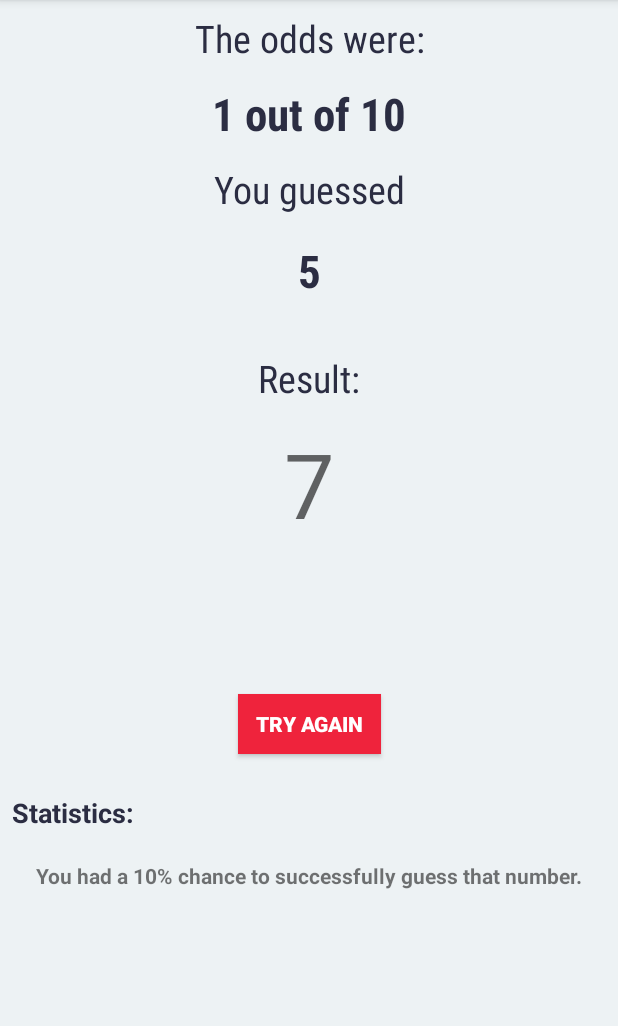
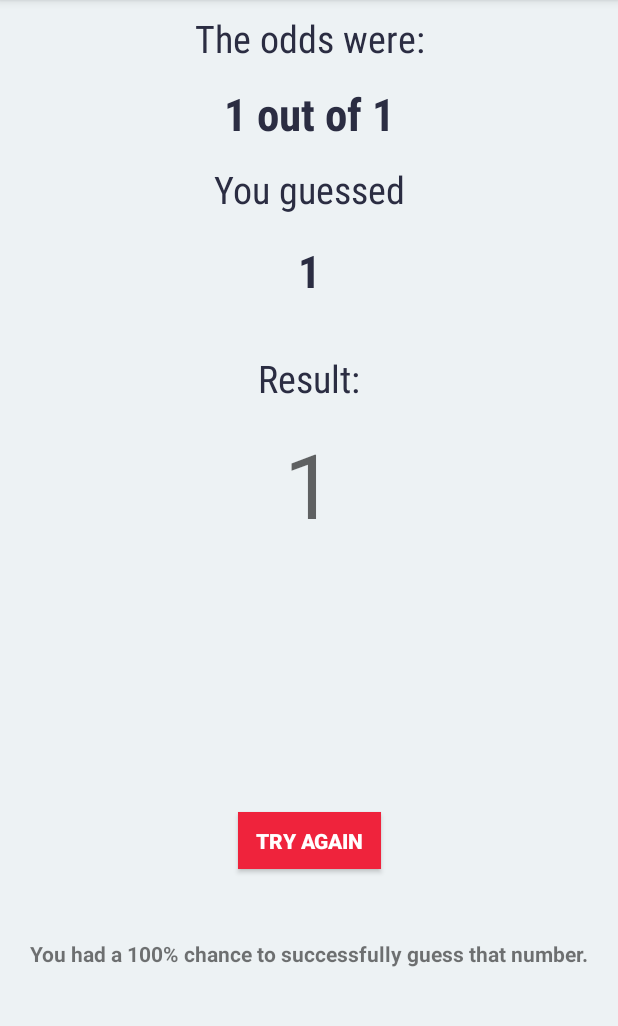
Before and after one commit to mauriciofloresjr/What-Are-The-Odds, an Android app: the screen it shows after launch (ResultActivity), after a tap on "TEST YOUR LUCK", on a phone screen of 412 x 824 dp, the part 84-1110 px from its top. Run offline under Robolectric (Android 15) with nearby library versions, the phone set to English and light mode, and no system bars.

Commit message:
Changelog v1.01 - fixed bug where app crashed if user left fields blank - changed decimalnumber formatting - updated button positions in ResultsActivity - reformatted toast errors - cleaned up code - changed app icon color

```diff
--- a/app/src/main/java/com/mauriciofloresjr/whataretheodds/MainActivity.java
+++ b/app/src/main/java/com/mauriciofloresjr/whataretheodds/MainActivity.java
@@ -22,31 +22,36 @@ public class MainActivity extends AppCompatActivity {
 
     public void btnFunc(View view) {
 
-        // Creating toasts for error handling
+        //Creating toasts for error handling
         Toast numError = Toast.makeText(this, "Numbers cannot be lower than 1!", Toast.LENGTH_SHORT);
         Toast guessOutOfRange = Toast.makeText(this,"Guess cannot exceed odds!", Toast.LENGTH_SHORT);
-        Toast numOutOfRange = Toast.makeText(this,"Your inputs cannot go over 100000!", Toast.LENGTH_SHORT);
+        Toast numOutOfRange = Toast.makeText(this,"Your inputs cannot go over 100,000!", Toast.LENGTH_SHORT);
         Toast inputMissing = Toast.makeText(this,"You must put a number in every field!", Toast.LENGTH_SHORT);
 
         //Finding all text views for user input
         EditText oddsChance = findViewById(R.id.oddsChanceTV);
         EditText oddsGuess = findViewById(R.id.oddsGuessTV);
 
-        // Creating the intent to switch activities
+        //Creating the intent to switch activities
         Intent results = new Intent(this, ResultActivity.class);
 
-        // Transfers user input strings to integers to prepare for data transfer to results activity
+        //Transfers user input strings to integers to prepare for data transfer to results activity
         String oddsChanceStr = oddsChance.getText().toString();
-        int oddsChanceNum = Integer.parseInt(oddsChanceStr);
+        int oddsChanceNum;
+        if(oddsChanceStr.isEmpty()) {
+            inputMissing.show();
+        } else {
+            oddsChanceNum = Integer.parseInt(oddsChanceStr);
+            String oddsGuessStr = oddsGuess.getText().toString();
+            int oddsGuessNum;
+            if (oddsGuessStr.isEmpty()) {
+                inputMissing.show();
+            } else {
+                oddsGuessNum = Integer.parseInt(oddsGuessStr);
 
-        String oddsGuessStr = oddsGuess.getText().toString();
-        int oddsGuessNum = Integer.parseInt(oddsGuessStr);
-
-        // Setting if statement to check if user has numbers greater than 1
+                //Setting if statement to check if user has numbers greater than 1
                 if (oddsGuessNum < 1 || oddsChanceNum < 1) {
                     numError.show();
-        } else if (oddsChanceStr.isEmpty() || oddsGuessStr.isEmpty()) {
-            inputMissing.show();
                  } else if (oddsGuessNum > oddsChanceNum) {
                     guessOutOfRange.show();
                 } else if (oddsGuessNum > 100000 || oddsChanceNum > 100000) {
@@ -58,3 +63,5 @@ public class MainActivity extends AppCompatActivity {
                 }
             }
         }
+    }
+}
--- a/app/src/main/java/com/mauriciofloresjr/whataretheodds/ResultActivity.java
+++ b/app/src/main/java/com/mauriciofloresjr/whataretheodds/ResultActivity.java
@@ -24,6 +24,7 @@ public class ResultActivity extends AppCompatActivity {
         setContentView(R.layout.activity_result);
         showResults();
     }
+
     public void showResults(){
         //Setting vars for storage and taking numbers from user input
         int oddsChanceNum = getIntent().getIntExtra(ODDS_CHANCE, 0);
@@ -36,7 +37,7 @@ public class ResultActivity extends AppCompatActivity {
         TextView statView = findViewById(R.id.statView1);
 
         //Creating a decimal format for formatting percentage number
-        DecimalFormat precision = new DecimalFormat("###.#####");
+        DecimalFormat precision = new DecimalFormat("###.###");
 
         //Creating sounds
         MediaPlayer victorySnd = MediaPlayer.create(this, R.raw.success_sound);
@@ -48,6 +49,7 @@ public class ResultActivity extends AppCompatActivity {
         randomNum = random.nextInt(oddsChanceNum) + 1;
         String randomNumStr = String.valueOf(randomNum);
 
+        //Updating TextViews with results and user inputs
         resultsTitleTV2.setText(getString(R.string.resultsText2, oddsChanceNum));
         resultsTitleTV4.setText(getString(R.string.resultsText4,oddsGuessNum));
         resultsTV.setText(randomNumStr);
@@ -55,6 +57,7 @@ public class ResultActivity extends AppCompatActivity {
         //Creating a percentage calculator
         double percentage = (1.000f / oddsChanceNum) * 100;
 
+        //Updating stats view
         statView.setText(getString(R.string.percentOdds,precision.format(percentage)));
 
         //Creating victory case
@@ -65,6 +68,7 @@ public class ResultActivity extends AppCompatActivity {
         }
     }
 
+    //Code for the back button
     public void backBtn(View v){
         finish();
     }
--- a/app/src/main/res/drawable/ic_launcher_background.xml
+++ b/app/src/main/res/drawable/ic_launcher_background.xml
@@ -5,7 +5,7 @@
     android:viewportWidth="108"
     android:viewportHeight="108">
     <path
-        android:fillColor="#008577"
+        android:fillColor="#d90429"
         android:pathData="M0,0h108v108h-108z" />
     <path
         android:fillColor="#00000000"
--- a/app/src/main/res/layout/activity_result.xml
+++ b/app/src/main/res/layout/activity_result.xml
@@ -11,7 +11,7 @@
         android:id="@+id/btnBack"
         style="@style/Widget.AppCompat.Button.Colored"
         android:layout_width="95dp"
-        android:layout_height="40dp"
+        android:layout_height="38dp"
         android:layout_marginStart="8dp"
         android:layout_marginTop="8dp"
         android:layout_marginEnd="8dp"
@@ -26,7 +26,7 @@
         app:layout_constraintHorizontal_bias="0.501"
         app:layout_constraintStart_toStartOf="parent"
         app:layout_constraintTop_toTopOf="parent"
-        app:layout_constraintVertical_bias="0.695" />
+        app:layout_constraintVertical_bias="0.812" />
 
     <TextView
         android:id="@+id/resultsTitleTV2"
@@ -160,22 +160,6 @@
         app:layout_constraintVertical_bias="0.408" />
 
     <TextView
-        android:id="@+id/statViewTitle"
-        android:layout_width="wrap_content"
-        android:layout_height="wrap_content"
-        android:layout_marginStart="8dp"
-        android:layout_marginTop="8dp"
-        android:layout_marginBottom="8dp"
-        android:text="@string/statsText"
-        android:textColor="@color/colorAccent"
-        android:textSize="18sp"
-        android:textStyle="bold"
-        app:layout_constraintBottom_toBottomOf="parent"
-        app:layout_constraintStart_toStartOf="parent"
-        app:layout_constraintTop_toTopOf="parent"
-        app:layout_constraintVertical_bias="0.717" />
-
-    <TextView
         android:id="@+id/statView1"
         android:layout_width="wrap_content"
         android:layout_height="47dp"
@@ -184,12 +168,12 @@
         android:layout_marginEnd="8dp"
         android:layout_marginBottom="8dp"
         android:text="@string/percentOdds"
-        android:textAlignment="viewStart"
+        android:textAlignment="center"
         android:textStyle="bold"
         app:layout_constraintBottom_toBottomOf="parent"
         app:layout_constraintEnd_toEndOf="parent"
         app:layout_constraintStart_toStartOf="parent"
         app:layout_constraintTop_toTopOf="parent"
-        app:layout_constraintVertical_bias="0.803" />
+        app:layout_constraintVertical_bias="0.877" />
 
 </android.support.constraint.ConstraintLayout>
--- a/app/src/main/res/values/strings.xml
+++ b/app/src/main/res/values/strings.xml
@@ -2,8 +2,8 @@
     <string name="app_name">What Are The Odds?</string>
     <string name="btn1Text">Test Your Luck</string>
     <string name="titleText">What are the odds?</string>
-    <string name="oddsGuess">5</string>
-    <string name="oddsChance">10</string>
+    <string name="oddsGuess">1</string>
+    <string name="oddsChance">1</string>
     <string name="title2Text">What is your guess?</string>
     <string name="resultsText1">The odds were:</string>
     <string name="resultsText2">1 out of %1$d</string>
```
Lines whose indentation alone changed are shown as unchanged.
